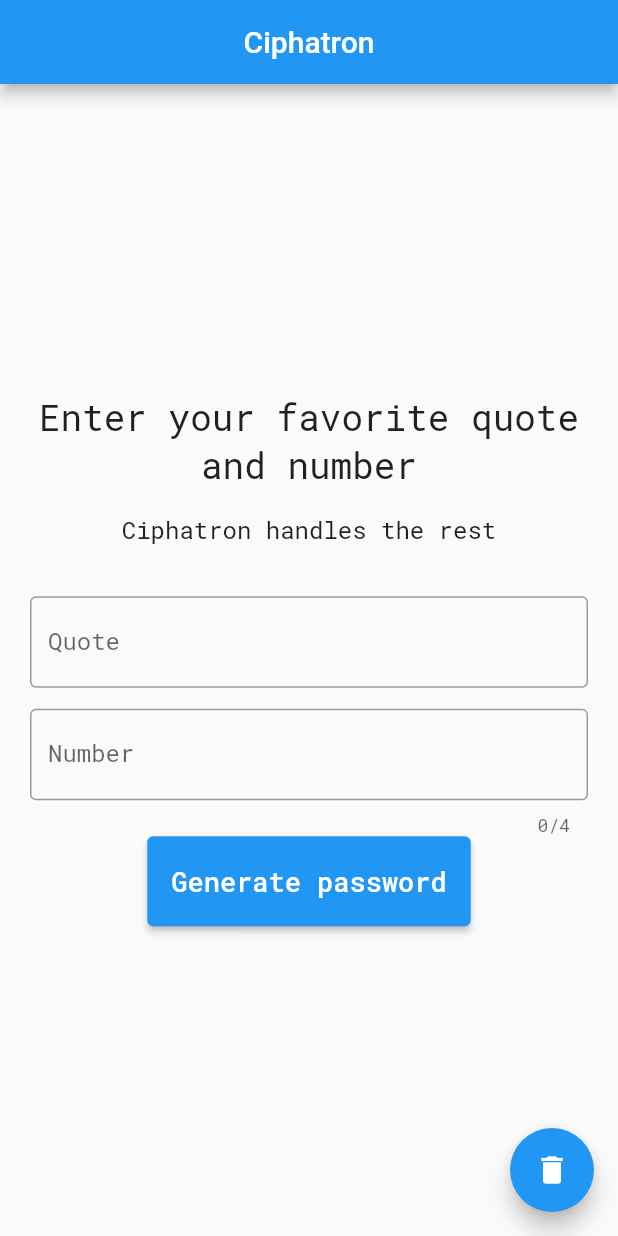
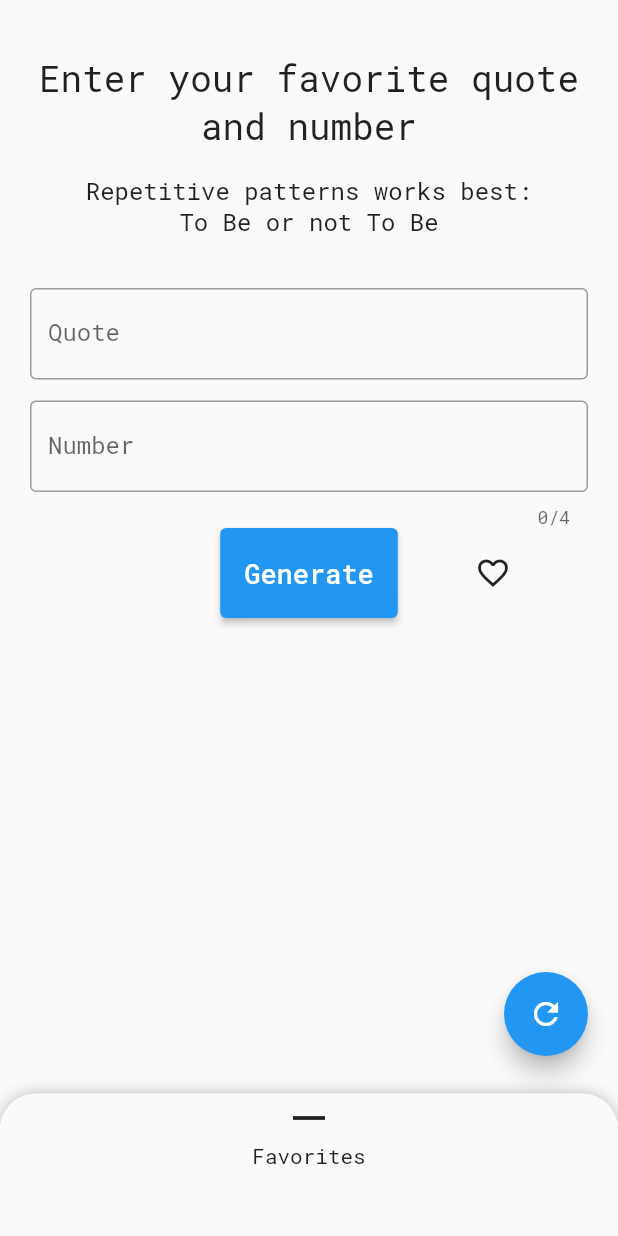
Before and after one commit to kahagino/ciphatron, a Flutter app: the screen it shows after launch, on a phone screen of 412 x 824 dp. Run offline on Flutter 3.47's test engine with Material 2 defaults, Android fonts, the phone set to English and light mode, and no system bars; drawn by our look-alikes of sliding_up_panel; our stand-ins replace google_fonts.

Commit message:
❤ added favorite quotes list

```diff
--- /dev/null
+++ b/lib/components/generate_menu.dart
@@ -0,0 +1,121 @@
+import 'package:flutter/material.dart';
+import 'package:flutter/services.dart';
+import 'package:ciphatron/global.dart';
+import 'package:ciphatron/pswd_gen.dart';
+
+class GenerateMenu extends StatefulWidget {
+  const GenerateMenu({
+    Key key,
+    @required this.pGen,
+  }) : super(key: key);
+
+  final PswdGen pGen;
+
+  @override
+  _GenerateMenuState createState() => _GenerateMenuState();
+}
+
+class _GenerateMenuState extends State<GenerateMenu> {
+  bool isFavorite = false;
+
+  initState() {
+    super.initState();
+    global.quotesMngr.addListener(_onQuoteChanged);
+  }
+
+  void _onQuoteChanged() {
+    setState(() {
+      isFavorite = global.quotesMngr.isCurrentFavorite;
+    });
+  }
+
+  @override
+  Widget build(BuildContext context) {
+    return Padding(
+      padding: const EdgeInsets.all(20.0),
+      child: Center(
+        child: Column(
+          mainAxisAlignment: MainAxisAlignment.start,
+          children: <Widget>[
+            SizedBox(
+              height: 16.0,
+            ),
+            Text(
+              "Enter your favorite quote and number",
+              textAlign: TextAlign.center,
+              style: TextStyle(fontSize: 24),
+            ),
+            SizedBox(
+              height: 16.0,
+            ),
+            Text(
+              "Repetitive patterns works best:\nTo Be or not To Be",
+              textAlign: TextAlign.center,
+              style: TextStyle(fontSize: 16),
+            ),
+            SizedBox(
+              height: 34.0,
+            ),
+            TextField(
+              textInputAction: TextInputAction.next,
+              minLines: 1,
+              maxLines: 4,
+              controller: widget.pGen.quoteController,
+              onChanged: (String text) {
+                global.quotesMngr.onCurrentQuoteChanged(text);
+              },
+              decoration: InputDecoration(
+                border: OutlineInputBorder(),
+                labelText: 'Quote',
+              ),
+            ),
+            SizedBox(
+              height: 14.0,
+            ),
+            TextField(
+              controller: widget.pGen.numbersController,
+              keyboardType: TextInputType.number,
+              decoration: InputDecoration(
+                border: OutlineInputBorder(),
+                labelText: 'Number',
+              ),
+              maxLength: 4,
+              maxLengthEnforcement: MaxLengthEnforcement.enforced,
+              inputFormatters: [
+                FilteringTextInputFormatter.allow(RegExp("[0-9]")),
+              ],
+            ),
+            Row(
+              children: [
+                Spacer(),
+                ElevatedButton(
+                  onPressed: () {
+                    widget.pGen.generate(context);
+                  },
+                  child: Padding(
+                    padding: const EdgeInsets.symmetric(vertical: 18.0),
+                    child: Text(
+                      "Generate",
+                      style: TextStyle(fontSize: 18),
+                    ),
+                  ),
+                ),
+                Expanded(
+                  child: IconButton(
+                    icon: Icon(
+                      isFavorite ? Icons.favorite : Icons.favorite_border,
+                    ),
+                    onPressed: () {
+                      global.quotesMngr
+                          .onFavoriteClicked(widget.pGen.getCurrentQuote());
+                    },
+                  ),
+                ),
+              ],
+            ),
+          ],
+        ),
+      ),
+    );
+  }
+}
--- a/lib/main.dart
+++ b/lib/main.dart
@@ -1,7 +1,10 @@
 import 'package:flutter/cupertino.dart';
 import 'package:flutter/material.dart';
-import 'package:flutter/services.dart';
+import 'package:flutter/foundation.dart';
 import 'package:google_fonts/google_fonts.dart';
+import 'package:sliding_up_panel/sliding_up_panel.dart';
+import 'package:ciphatron/components/generate_menu.dart';
+import 'package:ciphatron/global.dart';
 import 'package:ciphatron/pswd_gen.dart';
 
 void main() {
@@ -41,12 +44,21 @@ class MyHomePage extends StatefulWidget {
   _MyHomePageState createState() => _MyHomePageState();
 }
 
+PanelController _pc = new PanelController();
+
 class _MyHomePageState extends State<MyHomePage> {
   PswdGen pGen;
+
+  // floating button variables to make it follow panel movement
+  final double _initFabHeight = 120.0;
+  double _fabHeight;
+  double _panelHeightOpen;
+  double _panelHeightClosed = 95.0;
 
   void initState() {
     super.initState();
     pGen = PswdGen();
+    _fabHeight = _initFabHeight;
   }
 
   void dispose() {
@@ -56,88 +68,98 @@ class _MyHomePageState extends State<MyHomePage> {
 
   @override
   Widget build(BuildContext context) {
-    return Scaffold(
-      appBar: AppBar(
-        centerTitle: true,
-        title: Text(widget.title),
-      ),
-      body: Padding(
-        padding: const EdgeInsets.all(20.0),
+    _panelHeightOpen = MediaQuery.of(context).size.height * .80;
+    BorderRadiusGeometry radius = BorderRadius.only(
+      topLeft: Radius.circular(24.0),
+      topRight: Radius.circular(24.0),
+    );
+
+    SlidingUpPanel slidingUpPanel = SlidingUpPanel(
+      maxHeight: _panelHeightOpen,
+      minHeight: _panelHeightClosed,
+      borderRadius: radius,
+      controller: _pc,
+      panelBuilder: (ScrollController sc) => _scrollingList(sc, pGen),
+      collapsed: Container(
+        decoration: BoxDecoration(
+            color: Theme.of(context).canvasColor, borderRadius: radius),
         child: Center(
           child: Column(
-            mainAxisAlignment: MainAxisAlignment.center,
-            children: <Widget>[
-              Text(
-                "Enter your favorite quote and number",
-                textAlign: TextAlign.center,
-                style: TextStyle(fontSize: 24),
+            children: [
+              Icon(
+                Icons.horizontal_rule,
+                size: 32,
               ),
-              SizedBox(
-                height: 16.0,
-              ),
-              Text(
-                "Ciphatron handles the rest",
-                textAlign: TextAlign.center,
-                style: TextStyle(fontSize: 16),
-              ),
-              SizedBox(
-                height: 34.0,
-              ),
-              TextField(
-                minLines: 1,
-                maxLines: 4,
-                controller: pGen.quoteController,
-                decoration: InputDecoration(
-                  border: OutlineInputBorder(),
-                  labelText: 'Quote',
-                ),
-                // TODO: add input formater for \n
-              ),
-              SizedBox(
-                height: 14.0,
-              ),
-              TextField(
-                controller: pGen.numbersController,
-                keyboardType: TextInputType.number,
-                decoration: InputDecoration(
-                  border: OutlineInputBorder(),
-                  labelText: 'Number',
-                ),
-                maxLength: 4,
-                maxLengthEnforced: true,
-                inputFormatters: [
-                  FilteringTextInputFormatter.allow(RegExp("[0-9]")),
-                ],
-              ),
-              ElevatedButton(
-                onPressed: () {
-                  pGen.generate(context);
-                },
-                child: Padding(
-                  padding: const EdgeInsets.symmetric(vertical: 18.0),
-                  child: Text(
-                    "Generate password",
-                    style: TextStyle(fontSize: 18),
-                  ),
-                ),
-              ),
+              Text("Favorites"),
             ],
           ),
         ),
       ),
-      floatingActionButton: FloatingActionButton(
+      body: GenerateMenu(pGen: pGen),
+      onPanelSlide: (double pos) => setState(() {
+        _fabHeight =
+            pos * (_panelHeightOpen - _panelHeightClosed) + _initFabHeight;
+      }),
+    );
+
+    return Scaffold(
+      resizeToAvoidBottomInset: false, // prevent panel to follow keyboard
+      body: Stack(
+        children: [
+          slidingUpPanel,
+          Positioned(
+            right: 20.0,
+            bottom: _fabHeight,
+            child: FloatingActionButton(
               onPressed: () {
                 setState(() {
                   pGen.quoteController.clear();
                   pGen.numbersController.clear();
+                  global.quotesMngr.onCurrentQuoteChanged("");
                 });
 
                 // clear focus
                 FocusScope.of(context).requestFocus(FocusNode());
               },
-        tooltip: 'New',
-        child: Icon(Icons.delete),
+              tooltip: 'Refresh',
+              child: Icon(Icons.refresh),
+            ),
+          ),
+        ],
       ),
     );
   }
 }
+
+Widget _scrollingList(ScrollController sc, PswdGen pGen) {
+  return ListView.builder(
+    controller: sc,
+    itemCount: global.quotesMngr.size(),
+    itemBuilder: (BuildContext context, int i) {
+      final item = global.quotesMngr.get(i);
+      return Dismissible(
+        key: Key(item),
+        onDismissed: (DismissDirection dir) {
+          global.quotesMngr.onUserDismiss(i);
+          ScaffoldMessenger.of(context)
+              .showSnackBar(SnackBar(content: Text("$item dismissed")));
+        },
+        background: Container(
+          color: Colors.red,
+          child: Icon(
+            Icons.delete_forever,
+            color: Colors.white,
+          ),
+        ),
+        child: ListTile(
+          onTap: () {
+            pGen.quoteController.text = item;
+            global.quotesMngr.onUserLoad(); // update favorite
+            _pc.close(); // slide down panel
+          },
+          title: Text(item),
+        ),
+      );
+    },
+  );
+}
--- /dev/null
+++ b/lib/utils.dart
@@ -0,0 +1,4 @@
+String getFilteredQuote(String quote) {
+  String filteredQuote = quote.replaceAll(RegExp(r"[^\s\w]"), "");
+  return filteredQuote.toLowerCase();
+}
--- a/pubspec.yaml
+++ b/pubspec.yaml
@@ -20,6 +20,7 @@ dependencies:
 
   cupertino_icons: ^1.0.0
   google_fonts: ^1.1.2
+  sliding_up_panel: ^1.0.2
 
 flutter:
 
```
Also changed, not shown: lib/global.dart (added, +12 -0 lines), lib/pswd_gen.dart (+8 -4 lines), lib/quotes_manager.dart (added, +54 -0 lines), pubspec.lock. Lines whose indentation alone changed are shown as unchanged.
